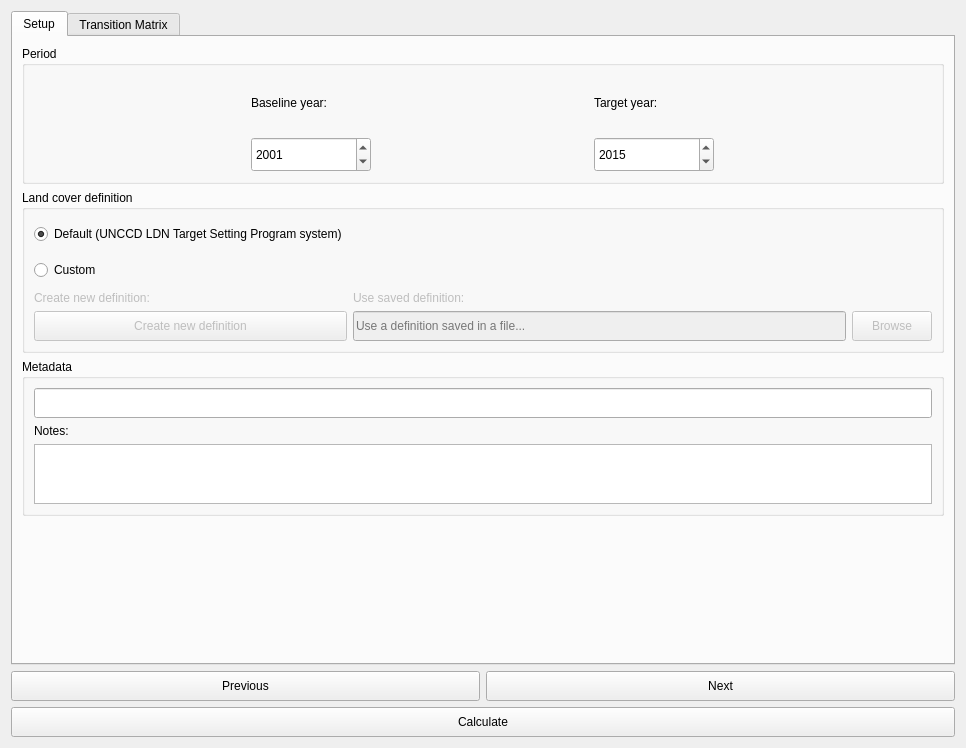
Before: the Qt Designer form LDMP/gui/DlgCalculateLC.ui in ConservationInternational/trends.earth, drawn with Qt 5.
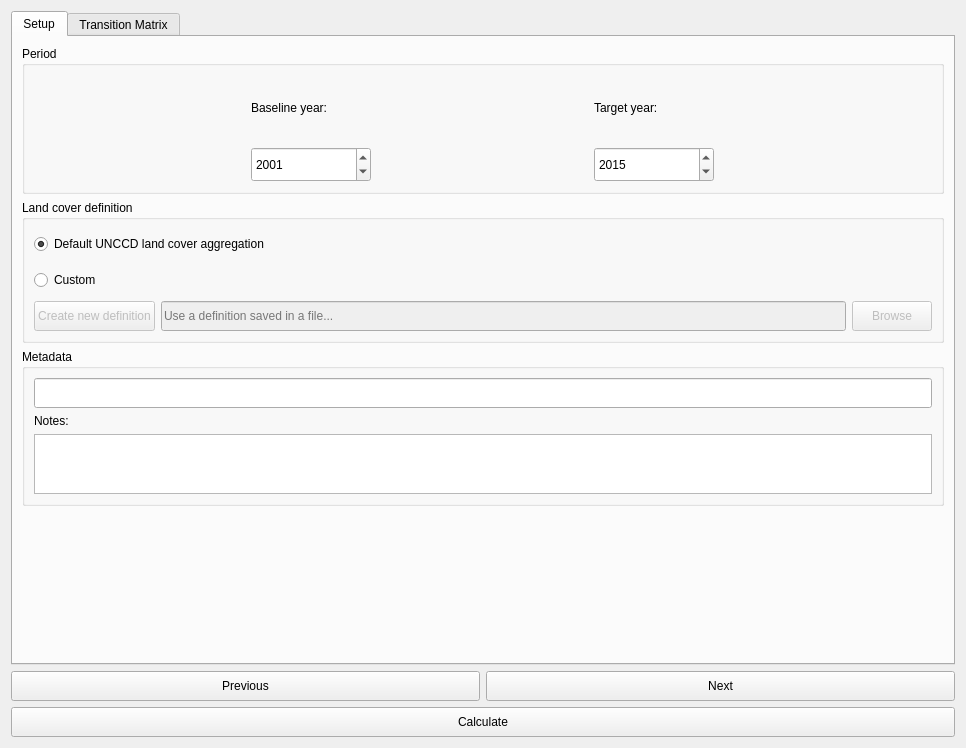
After: the same form once the commit is applied.

Commit message: Clean LC dialog labels, and temporarily disable LPD.

```diff
--- a/LDMP/gui/DlgCalculateLC.ui
+++ b/LDMP/gui/DlgCalculateLC.ui
@@ -176,7 +176,45 @@
           <string>Land cover definition</string>
          </property>
          <layout class="QGridLayout" name="gridLayout">
-          <item row="4" column="1">
+          <item row="3" column="2">
+           <widget class="QPushButton" name="remap_custom_file_browse">
+            <property name="enabled">
+             <bool>false</bool>
+            </property>
+            <property name="minimumSize">
+             <size>
+              <width>0</width>
+              <height>30</height>
+             </size>
+            </property>
+            <property name="maximumSize">
+             <size>
+              <width>80</width>
+              <height>16777215</height>
+             </size>
+            </property>
+            <property name="text">
+             <string>Browse</string>
+            </property>
+           </widget>
+          </item>
+          <item row="3" column="0">
+           <widget class="QPushButton" name="remap_custom_create">
+            <property name="enabled">
+             <bool>false</bool>
+            </property>
+            <property name="minimumSize">
+             <size>
+              <width>0</width>
+              <height>30</height>
+             </size>
+            </property>
+            <property name="text">
+             <string>Create new definition</string>
+            </property>
+           </widget>
+          </item>
+          <item row="3" column="1">
            <widget class="QLineEdit" name="remap_custom_file">
             <property name="enabled">
              <bool>false</bool>
@@ -192,7 +230,7 @@
             </property>
            </widget>
           </item>
-          <item row="0" column="0">
+          <item row="0" column="0" colspan="3">
            <widget class="QRadioButton" name="remap_default">
             <property name="minimumSize">
              <size>
@@ -201,30 +239,14 @@
              </size>
             </property>
             <property name="text">
-             <string>Default (UNCCD LDN Target Setting Program system)</string>
+             <string>Default UNCCD land cover aggregation</string>
             </property>
             <property name="checked">
              <bool>true</bool>
             </property>
            </widget>
           </item>
-          <item row="4" column="0">
-           <widget class="QPushButton" name="remap_custom_create">
-            <property name="enabled">
-             <bool>false</bool>
-            </property>
-            <property name="minimumSize">
-             <size>
-              <width>0</width>
-              <height>30</height>
-             </size>
-            </property>
-            <property name="text">
-             <string>Create new definition</string>
-            </property>
-           </widget>
-          </item>
-          <item row="1" column="0">
+          <item row="1" column="0" colspan="3">
            <widget class="QRadioButton" name="remap_custom">
             <property name="minimumSize">
              <size>
@@ -237,48 +259,6 @@
             </property>
            </widget>
           </item>
-          <item row="4" column="2">
-           <widget class="QPushButton" name="remap_custom_file_browse">
-            <property name="enabled">
-             <bool>false</bool>
-            </property>
-            <property name="minimumSize">
-             <size>
-              <width>0</width>
-              <height>30</height>
-             </size>
-            </property>
-            <property name="maximumSize">
-             <size>
-              <width>80</width>
-              <height>16777215</height>
-             </size>
-            </property>
-            <property name="text">
-             <string>Browse</string>
-            </property>
-           </widget>
-          </item>
-          <item row="2" column="0">
-           <widget class="QLabel" name="remap_label_new">
-            <property name="enabled">
-             <bool>false</bool>
-            </property>
-            <property name="text">
-             <string>Create new definition:</string>
-            </property>
-           </widget>
-          </item>
-          <item row="2" column="1">
-           <widget class="QLabel" name="remap_label_saved">
-            <property name="enabled">
-             <bool>false</bool>
-            </property>
-            <property name="text">
-             <string>Use saved definition:</string>
-            </property>
-           </widget>
-          </item>
          </layout>
         </widget>
        </item>
```
The commit also changes 4 other files.
